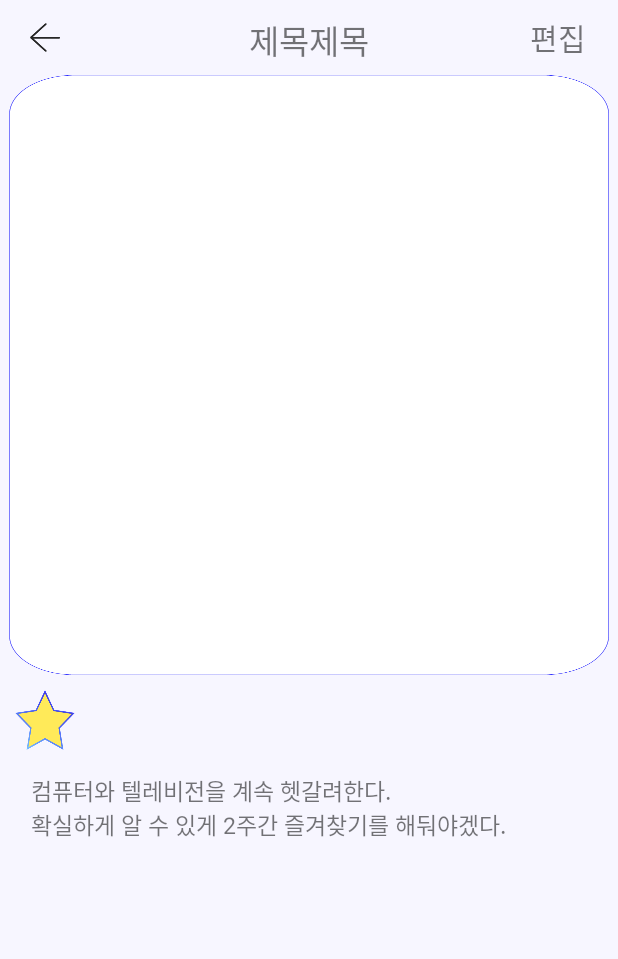
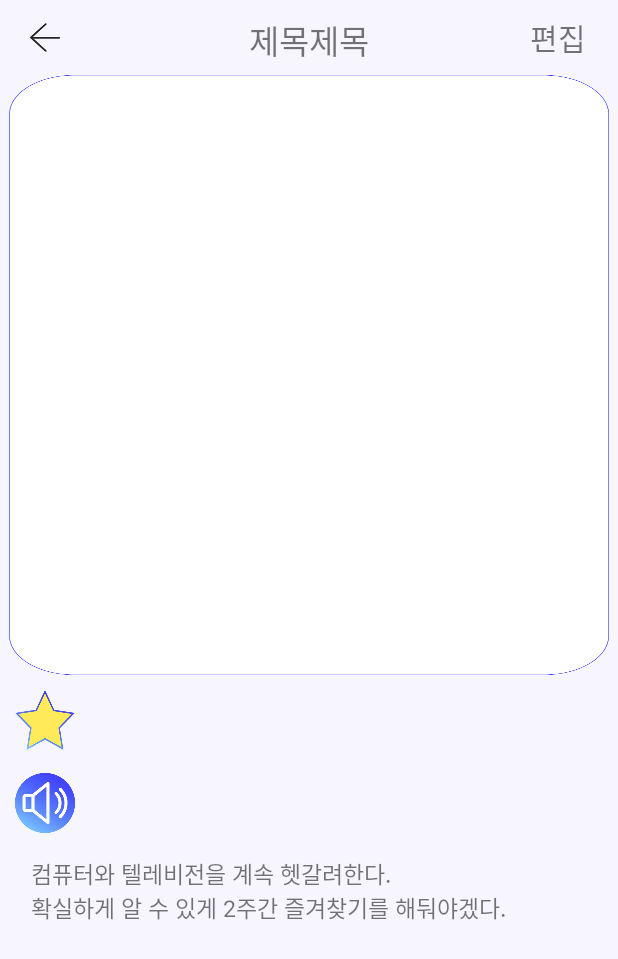
Before and after one commit to ehuiii/ForMyDear, an Android app: the layout activity_post.xml on its own in the app's theme, with its tools: preview values and no code run, on a phone screen of 412 x 824 dp. Shown: the top 959 px of the screen. Run offline under Robolectric (Android 15) with nearby library versions, the phone set to English and light mode, and no system bars.

Commit message:
오디오 출력!!!

```diff
--- a/app/src/main/AndroidManifest.xml
+++ b/app/src/main/AndroidManifest.xml
@@ -5,6 +5,8 @@
     <uses-permission android:name="android.permission.INTERNET" />
     <uses-permission android:name="android.permission.READ_EXTERNAL_STORAGE" />
     <uses-permission android:name="android.permission.WRITE_EXTERNAL_STORAGE"/>
+    <uses-permission android:name="android.permission.WAKE_LOCK" />
+
 
     <application
         android:allowBackup="true"
--- a/app/src/main/java/com/cookandroid/formydear/PostDataAdapter.kt
+++ b/app/src/main/java/com/cookandroid/formydear/PostDataAdapter.kt
@@ -39,6 +39,7 @@ class PostDataAdapter() : RecyclerView.Adapter<PostDataAdapter.CustomViewHolder>
                     intent.putExtra("postContent", postData.postContent)
                     intent.putExtra("categoryName", postData.categoryName)
                     intent.putExtra("postPhotoUri", postData.postPhotoUri)
+                    intent.putExtra("postAudioUri", postData.postAudioUri)
 
                     Log.d("hey",postData.postTitle)
 
--- a/app/src/main/res/layout/activity_post.xml
+++ b/app/src/main/res/layout/activity_post.xml
@@ -81,6 +81,16 @@
         app:layout_constraintStart_toStartOf="parent"
         app:layout_constraintTop_toBottomOf="@+id/ivPhoto" />
 
+    <Button
+        android:id="@+id/btnSound"
+        android:layout_width="40dp"
+        android:layout_height="40dp"
+        android:layout_marginStart="10dp"
+        android:layout_marginTop="15dp"
+        app:layout_constraintStart_toStartOf="parent"
+        app:layout_constraintTop_toBottomOf="@+id/ivStar"
+        android:background="@drawable/soundbtn" />
+
     <TextView
         android:id="@+id/tvHits"
         android:visibility="invisible"
@@ -108,15 +118,15 @@
 
     <TextView
         android:id="@+id/tvContent"
-        android:paddingStart="10dp"
         android:layout_width="400dp"
         android:layout_height="200dp"
         android:layout_marginTop="15dp"
+        android:paddingStart="10dp"
         android:text="컴퓨터와 텔레비전을 계속 헷갈려한다.\n확실하게 알 수 있게 2주간 즐겨찾기를 해둬야겠다."
         android:textSize="15sp"
         app:layout_constraintEnd_toEndOf="parent"
         app:layout_constraintHorizontal_bias="0.909"
         app:layout_constraintStart_toStartOf="parent"
-        app:layout_constraintTop_toBottomOf="@+id/ivStar" />
+        app:layout_constraintTop_toBottomOf="@+id/btnSound" />
 
 </androidx.constraintlayout.widget.ConstraintLayout>
--- a/app/src/main/res/layout/activity_write_post.xml
+++ b/app/src/main/res/layout/activity_write_post.xml
@@ -127,7 +127,7 @@
 
 
             <Button
-                android:id="@+id/soundButton"
+                android:id="@+id/btnSound"
                 android:layout_width="80dp"
                 android:layout_height="80dp"
                 android:layout_below="@+id/photoButton"
@@ -152,7 +152,7 @@
                 android:paddingStart="10dp"
                 android:layout_width="230dp"
                 android:layout_height="150dp"
-                android:layout_below="@+id/soundButton"
+                android:layout_below="@+id/btnSound"
                 android:layout_marginStart="20dp"
                 android:layout_marginTop="20dp"
 
```
Also changed, not shown: app/src/main/java/com/cookandroid/formydear/PostActivity.kt (+18 -4 lines), app/src/main/java/com/cookandroid/formydear/WritePostActivity.kt (+10 -19 lines), app/src/main/res/drawable/soundbtn.png (added).
